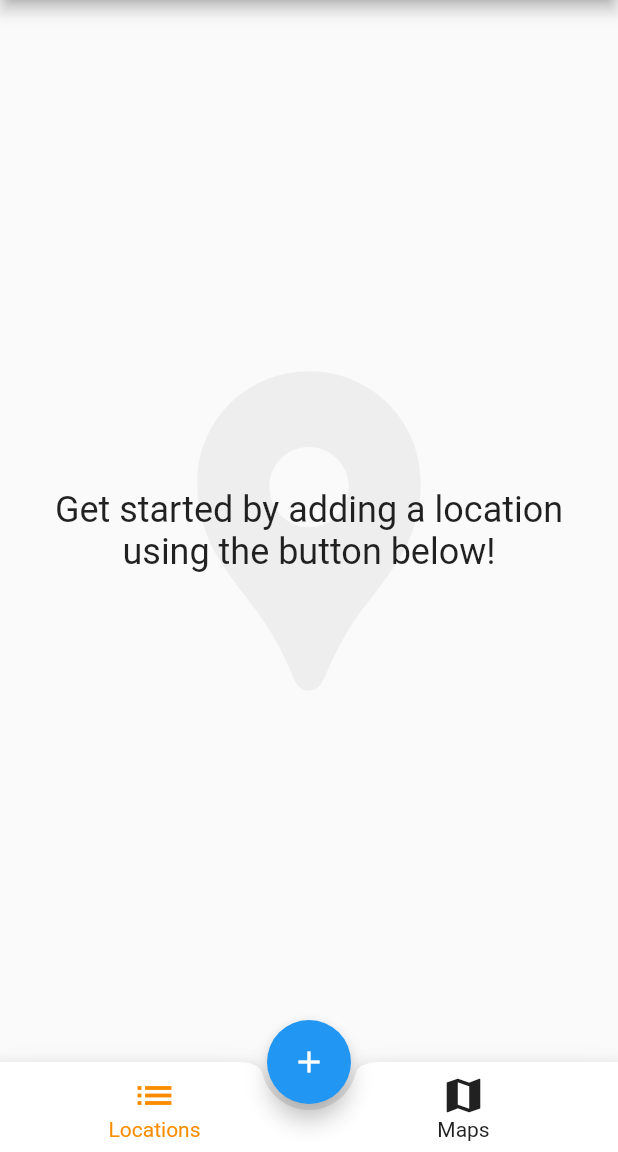
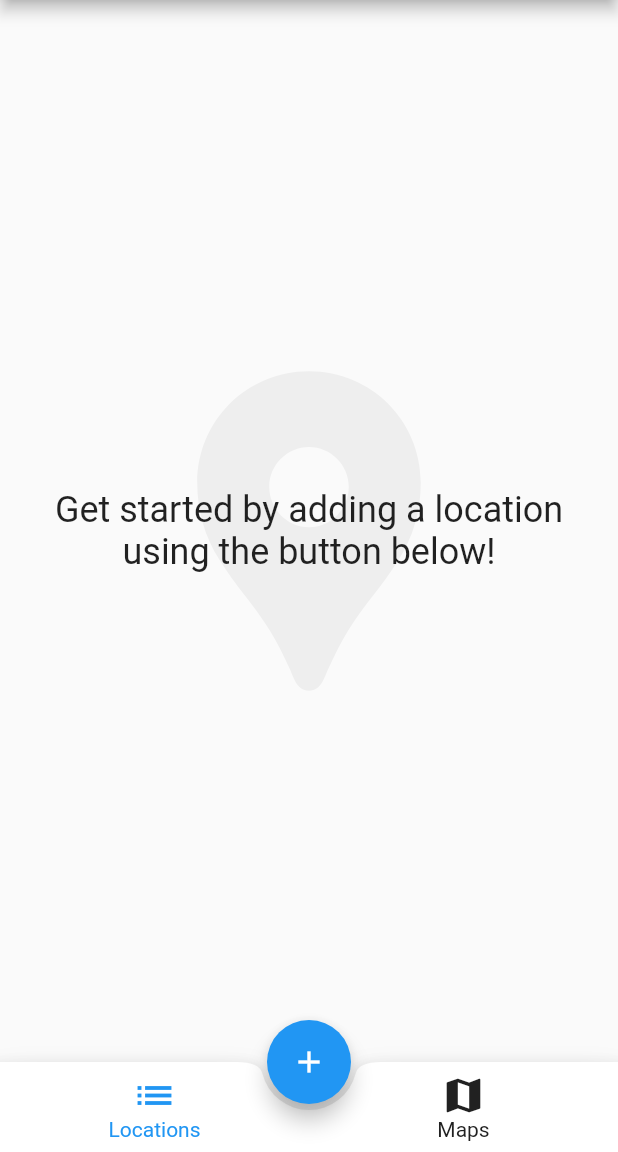
Before and after one commit to rjmarzec/meet_you_in_the_middle, a Flutter app: the screen it shows after launch, on a phone screen of 412 x 824 dp, the part 84-1236 px from its top. Run offline on Flutter 3.47's test engine with Material 2 defaults, Android fonts, the phone set to English and light mode, and no system bars; our stand-ins replace google_maps_flutter, shared_preferences; missing offline and left inert: geocoder, google_place.

Commit message:
changed the highlight color of the page selection UI to match the theme

```diff
--- a/lib/main.dart
+++ b/lib/main.dart
@@ -150,8 +150,9 @@ class _HomePageState extends State<HomePage> {
   // builds button on the bottom app bar used to navigate between the pages.
   // button look and settings are specified by the input parameters
   Widget _buildBottomAppBarButton(IconData iconIn, String textIn, int indexIn) {
-    Color buttonColor =
-        (_bottomNavBarIndex == indexIn) ? Colors.orange[600] : Colors.grey[900];
+    Color buttonColor = (_bottomNavBarIndex == indexIn)
+        ? Theme.of(context).primaryColor
+        : Colors.grey[900];
     return Expanded(
       child: SizedBox(
         height: 60,
```
